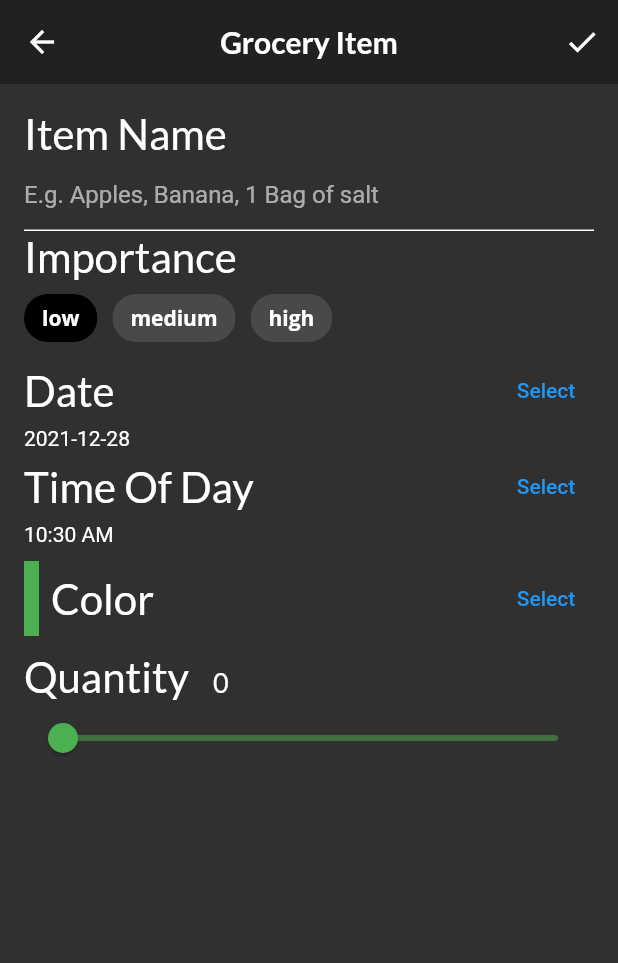
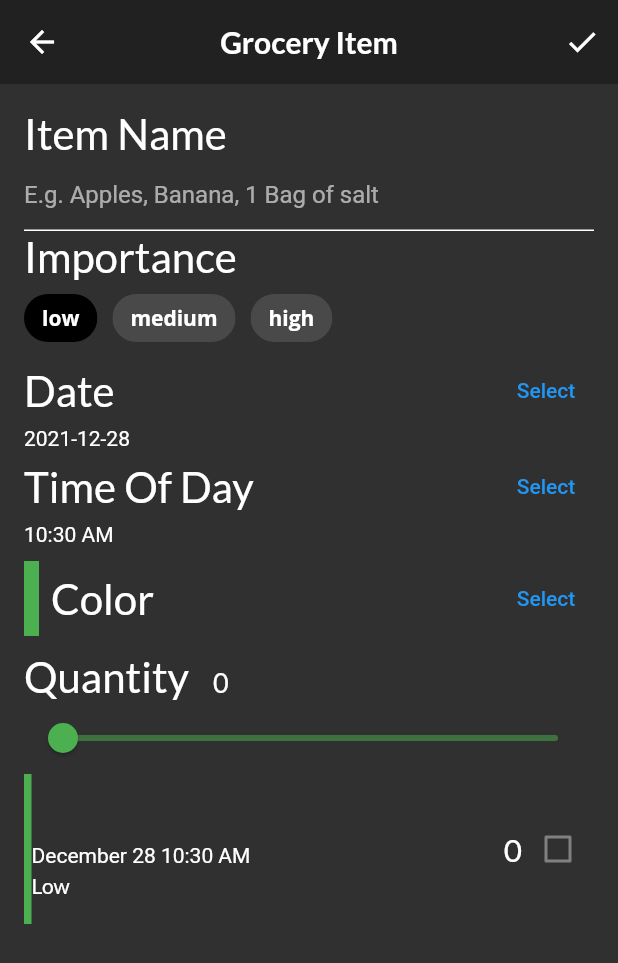
Before and after one commit to jognagram/fooderApp, a Flutter app: the GroceryItemScreen screen opened directly with empty values, after a tap on the "check" icon, on a phone screen of 412 x 824 dp. Shown: the top 963 px of the screen. Run offline on Flutter 3.47's test engine with Material 2 defaults, Android fonts, the phone set to English and light mode, and no system bars; our stand-ins replace flutter_colorpicker, google_fonts.

Commit message:
final_commit_section1

```diff
--- a/lib/components/components.dart
+++ b/lib/components/components.dart
@@ -5,3 +5,4 @@ export 'circle_image.dart';
 export 'today_recipe_list_view.dart';
 export 'friend_post_list_view.dart';
 export 'recipe_thumbnail.dart';
+import 'grocery_tile.dart';
--- a/lib/components/grocery_tile.dart
+++ b/lib/components/grocery_tile.dart
@@ -0,0 +1,106 @@
+import 'package:flutter/material.dart';
+import 'package:fooder_app/models/models.dart';
+import 'package:google_fonts/google_fonts.dart';
+import 'package:intl/intl.dart';
+
+class GroceryTile extends StatelessWidget {
+  final GroceryItem item;
+  final Function(bool?)? onComplete;
+  final TextDecoration textDecoration;
+   GroceryTile({
+    Key? key,
+    required this.item,
+    this.onComplete,
+  }) : textDecoration = item.isComplete ? TextDecoration.lineThrough : TextDecoration.none, super(key: key);
+
+  @override
+  Widget build(BuildContext context) {
+    return Container(
+      height: 100.0,
+      child: Row(
+        mainAxisAlignment: MainAxisAlignment.spaceBetween,
+        children: [
+          Row(
+            children: [
+              Container(width: 5.0, color: item.color,),
+              const SizedBox(height: 16.0,),
+
+              Column(
+                mainAxisAlignment: MainAxisAlignment.center,
+                crossAxisAlignment: CrossAxisAlignment.start,
+                children: [
+                  Text(
+                    item.name,
+                    style: GoogleFonts.lato(
+                      decoration: textDecoration,
+                      fontSize: 21.0,
+                      fontWeight: FontWeight.bold,
+                    ),
+                  ),
+                  const SizedBox(height: 4.0,),
+                  buildDate(),
+                  const SizedBox(height: 4.0,),
+                  buildImportance(),
+                ],
+              )
+            ],
+          ),
+          Row(
+            children: [
+              Text(
+                item.quantity.toString(),
+                style: GoogleFonts.lato(
+                  decoration: textDecoration,
+                  fontSize: 21.0,
+                ),
+              ),
+              buildCheckbox(),
+            ],
+          )
+        ],
+      ),
+    );
+  }
+
+  Widget buildImportance() {
+    if (item.importance == Importance.low) {
+      return Text(
+        'Low',
+        style: GoogleFonts.lato(decoration: textDecoration),
+      );
+    } else if (item.importance == Importance.medium) {
+      return Text(
+        'Medium',
+        style: GoogleFonts.lato(fontWeight: FontWeight.w800, decoration: textDecoration),
+      );
+    } else if (item.importance == Importance.high) {
+      return Text(
+        'High',
+        style: GoogleFonts.lato(
+          color: Colors.red,
+          fontWeight: FontWeight.w900,
+          decoration: textDecoration,
+        ),
+      );
+    } else {
+      throw Exception('This importance type does not exist');
+    }
+  }
+
+  Widget buildDate() {
+    final dateFormater = DateFormat('MMMM dd h:mm a');
+    final dateString =  dateFormater.format(item.date);
+
+    return Text(
+      dateString,
+      style: TextStyle(decoration: textDecoration),
+    );
+  }
+
+  Widget buildCheckbox() {
+    return Checkbox(
+      value: item.isComplete,
+      onChanged: onComplete,
+    );
+  }
+}
--- a/lib/screens/grocery_item_screen.dart
+++ b/lib/screens/grocery_item_screen.dart
@@ -1,8 +1,10 @@
 import 'package:flutter/material.dart';
 import 'package:flutter_colorpicker/flutter_colorpicker.dart';
+import 'package:fooder_app/components/grocery_tile.dart';
 import 'package:fooder_app/models/models.dart';
 import 'package:google_fonts/google_fonts.dart';
 import 'package:intl/intl.dart';
+import 'package:uuid/uuid.dart';
 
 class GroceryItemScreen extends StatefulWidget {
 
@@ -17,6 +19,7 @@ class GroceryItemScreen extends StatefulWidget {
     this.originalItem,
   }) : isUpdating = (originalItem != null), super(key: key);
 
+
   @override
   _GroceryItemScreenState createState() => _GroceryItemScreenState();
 }
@@ -29,6 +32,8 @@ class _GroceryItemScreenState extends State<GroceryItemScreen> {
   TimeOfDay _timeOfDay = TimeOfDay.now();
   Color _currentColor = Colors.green;
   int _currentSliderValue = 0;
+
+
 
   @override
   void initState() {
@@ -64,7 +69,26 @@ class _GroceryItemScreenState extends State<GroceryItemScreen> {
           IconButton(
             icon: const Icon(Icons.check),
             onPressed: () {
+              final groceryItem = GroceryItem(
+                id: widget.originalItem?.id ?? const Uuid().v1(),
+                name: _nameController.text,
+                importance: _importance,
+                color: _currentColor,
+                quantity: _currentSliderValue,
+                date: DateTime(
+                  _dueDate.year,
+                  _dueDate.month,
+                  _dueDate.day,
+                  _timeOfDay.hour,
+                  _timeOfDay.minute,
+                ),
+              );
 
+              if (widget.isUpdating) {
+                widget.onUpdate(groceryItem);
+              } else {
+                widget.onCreate(groceryItem);
+              }
             },
           )
         ],
@@ -88,6 +112,22 @@ class _GroceryItemScreenState extends State<GroceryItemScreen> {
            buildColorPicker(context),
            const SizedBox(height: 10.0,),
            buildQuantityField(),
+           GroceryTile(
+             item: GroceryItem(
+               id: 'previewMode',
+               name: _name,
+               importance: _importance,
+               color: _currentColor,
+               quantity: _currentSliderValue,
+               date: DateTime(
+                 _dueDate.year,
+                 _dueDate.month,
+                 _dueDate.day,
+                 _timeOfDay.hour,
+                 _timeOfDay.minute,
+               )
+             ),
+           ),
          ],
         ),
       ),
@@ -335,4 +375,5 @@ class _GroceryItemScreenState extends State<GroceryItemScreen> {
       ],
     );
   }
+
 }
--- a/lib/screens/grocery_list_screen.dart
+++ b/lib/screens/grocery_list_screen.dart
@@ -0,0 +1,41 @@
+import 'package:flutter/material.dart';
+import 'package:fooder_app/components/grocery_tile.dart';
+import 'package:fooder_app/models/grocery_manager.dart';
+
+class GroceryListScreen extends StatelessWidget {
+  final GroceryManager manager;
+  const GroceryListScreen({
+    Key? key,
+    required this.manager,
+  }) : super(key: key);
+
+  @override
+  Widget build(BuildContext context) {
+    final groceryItems = manager.groceryItems;
+    return Padding(
+      padding: const EdgeInsets.all(16.0),
+
+      child: ListView.separated(
+        itemCount: groceryItems.length,
+        itemBuilder: (context, index) {
+          final item = groceryItems[index];
+
+
+          return GroceryTile(
+            key: Key(item.id),
+            item: item,
+
+            onComplete: (change) {
+              if (change != null) {
+                manager.completeItem(index, change);
+              }
+            },
+          );
+        },
+        separatorBuilder: (context, index) {
+          return const SizedBox(height: 16.0,);
+        },
+      ),
+    );
+  }
+}
--- a/lib/screens/grocery_screen.dart
+++ b/lib/screens/grocery_screen.dart
@@ -3,6 +3,7 @@ import 'package:fooder_app/models/models.dart';
 import 'package:fooder_app/screens/grocery_item_screen.dart';
 import 'package:provider/provider.dart';
 import 'empty_grocery_screen.dart';
+import 'grocery_list_screen.dart';
 
 
 class GroceryScreen extends StatelessWidget {
@@ -38,9 +39,9 @@ class GroceryScreen extends StatelessWidget {
     return Consumer<GroceryManager>(
         builder: (context, manager, child) {
           if (manager.groceryItems.isNotEmpty) {
-            return Container();
+            return GroceryListScreen(manager: manager);
           } else {
-            return const EmptyGroceryScreen();
+           return const EmptyGroceryScreen();
           }
         }
     );
```
